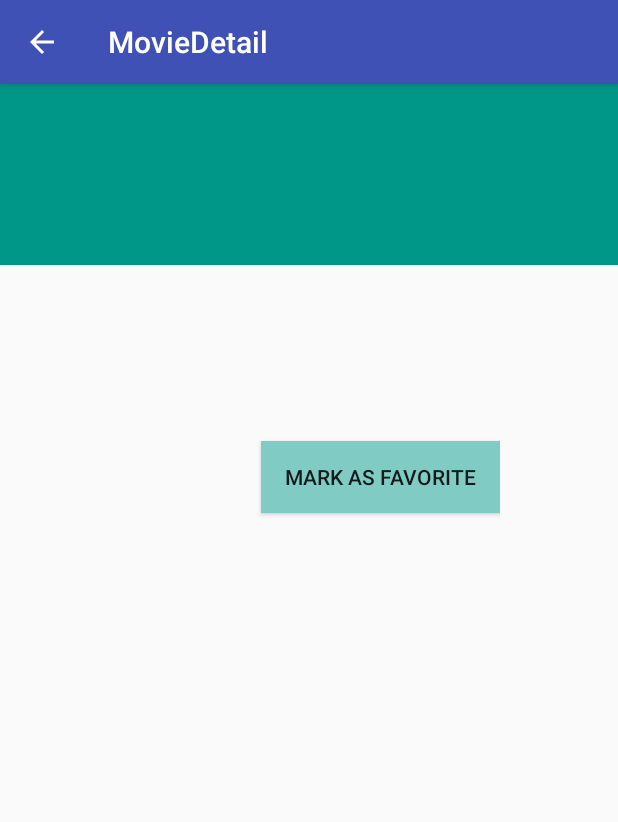
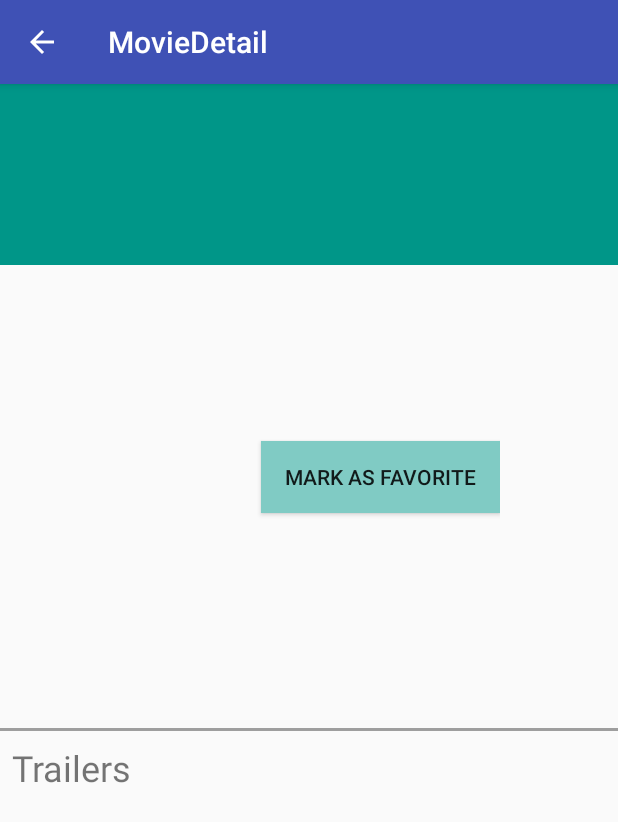
Before and after one commit to direction123/Popular-Movies, an Android app: the DetailActivity screen opened directly, with no data from a screen before it, on a phone screen of 412 x 824 dp. Shown: the top 822 px of the screen. Run offline under Robolectric (Android 15) with nearby library versions, the phone set to English and light mode, and no system bars; our stand-ins replace ButterKnife, Picasso; pictures from the network do not load.

Commit message:
layout change for trailer

```diff
--- a/app/src/main/java/com/example/popmovies/DetailActivity.java
+++ b/app/src/main/java/com/example/popmovies/DetailActivity.java
@@ -79,7 +79,7 @@ public class DetailActivity extends AppCompatActivity {
                 }
 
                 LinearLayoutManager layoutManager =
-                        new LinearLayoutManager(this, LinearLayoutManager.VERTICAL, false);
+                        new LinearLayoutManager(this, LinearLayoutManager.HORIZONTAL, false);
                 mTrailerRecyclerView.setLayoutManager(layoutManager);
                 mTrailerRecyclerView.setHasFixedSize(true);
                 mMovieTrailerAdapter = new MovieTrailerAdapter();
--- a/app/src/main/res/layout/activity_detail.xml
+++ b/app/src/main/res/layout/activity_detail.xml
@@ -100,7 +100,6 @@
                 </LinearLayout>
             </LinearLayout>
 
-
             <TextView
                 android:id="@+id/movie_plot_synopsis"
                 android:layout_width="match_parent"
@@ -114,6 +113,24 @@
                 android:textSize="20sp"
                 android:layout_below="@+id/detail_header"/>
 
+            <View
+                android:id="@+id/movie_trailer_hr"
+                android:layout_width="fill_parent"
+                android:layout_height="2dip"
+                android:background="@color/colorGrey"
+                android:layout_below="@+id/movie_plot_synopsis"/>
+
+            <TextView
+                android:id="@+id/movie_trailer_title"
+                android:layout_width="match_parent"
+                android:layout_height="wrap_content"
+                android:text="@string/movie_trailer_title"
+                android:textSize="24sp"
+                android:layout_marginLeft="8dp"
+                android:layout_marginTop="8dp"
+                android:layout_below="@id/movie_trailer_hr"/>
+
+
             <android.support.v7.widget.RecyclerView
                 android:id="@+id/recyclerview_movie_trailers"
                 android:layout_width="match_parent"
@@ -122,7 +139,7 @@
                 android:layout_marginRight="8dp"
                 android:layout_marginTop="16dp"
                 android:paddingBottom="16dp"
-                android:layout_below="@+id/movie_plot_synopsis"/>
+                android:layout_below="@+id/movie_trailer_title"/>
 
         </RelativeLayout>
     </android.support.v4.widget.NestedScrollView>
```
